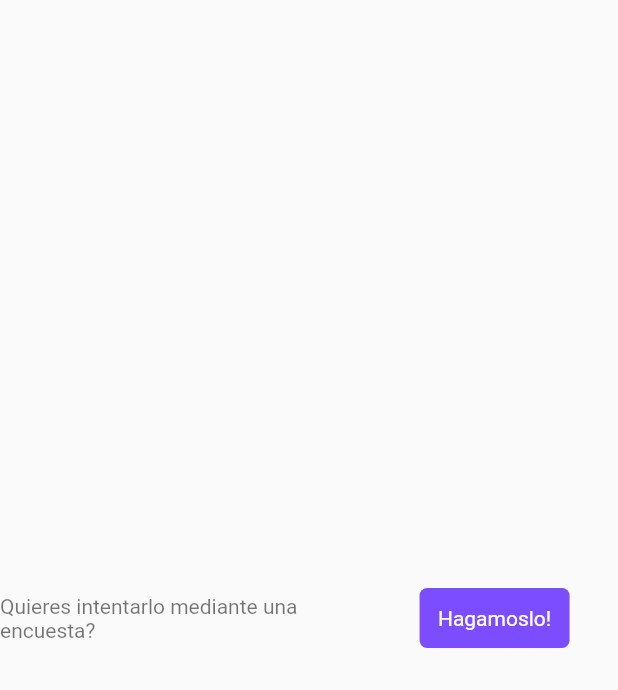
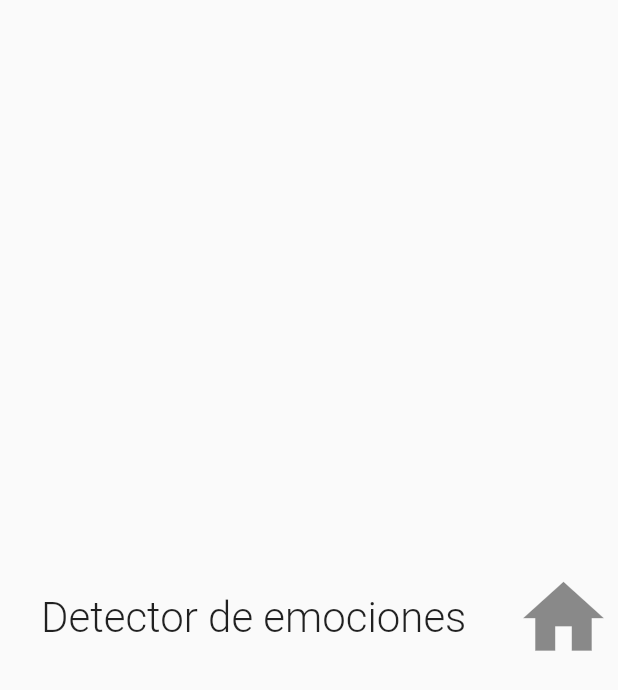
Before and after one commit to Alvardud/machine_learning_proyect_IO2019, a Flutter app: the BotonEncuesta widget shown alone on an empty page, opened directly, on a phone screen of 412 x 824 dp. Shown: the top 690 px of the screen. Run offline on Flutter 3.47's test engine with Material 2 defaults, Android fonts, the phone set to English and light mode, and no system bars; our stand-ins replace image_picker.

Commit message:
update files

```diff
--- a/demo/lib/settings/cadenas.dart
+++ b/demo/lib/settings/cadenas.dart
@@ -1,5 +1,5 @@
 const String titulo = 'Detector de emociones';
-const String textoEncuesta = "Quieres intentarlo mediante una encuesta?";
-const String foto = 'tomar una foto';
-const String encuesta = 'realizar una encuesta';
+const String textoEncuesta = "Encuesta";
+const String foto = 'Camara';
+const String encuesta = 'Encuesta';
 const String botonEncuesta = "Hagamoslo!";
--- a/demo/lib/widgets/bottom.dart
+++ b/demo/lib/widgets/bottom.dart
@@ -20,18 +20,11 @@ class Bottom extends StatelessWidget {
 }
 
 class BotonEncuesta extends StatelessWidget {
-  Widget boton() {
-    return Container(
-      margin: EdgeInsets.only(left: 12.0),
-      width: 100.0,
-      height: 40.0,
-      decoration: BoxDecoration(
-          borderRadius: BorderRadius.circular(5.0), color: colores.accent),
-      child: Center(
-          child: Text(
-        cadenas.botonEncuesta,
-        style: TextStyle(color: colores.blanco),
-      )),
+  Widget IconButton() {
+    return new Icon(
+      Icons.home,
+      size: 65.0,
+      color: Colors.black45,
     );
   }
 
@@ -42,14 +35,15 @@ class BotonEncuesta extends StatelessWidget {
         mainAxisAlignment: MainAxisAlignment.center,
         children: <Widget>[
           Flexible(
-            flex: 4,
+            flex: 14,
             child: Center(
               child: Padding(
-                padding: const EdgeInsets.only(right: 8.0),
+                padding: const EdgeInsets.only(right: 1.0),
                 child: const Text(
-                  cadenas.textoEncuesta,
+                  cadenas.titulo,
                   style: TextStyle(
-                    color: colores.textoPlano,
+                    fontSize: 28.0,
+                    fontWeight: FontWeight.w300
                   ),
                 ),
               ),
@@ -58,8 +52,8 @@ class BotonEncuesta extends StatelessWidget {
           Flexible(
             flex: 3,
             child: Center(
-                child: InkWell(
-              child: boton(),
+              child: InkWell(
+              child: IconButton(),
               onTap: () {
                 //TODO: llevarme a las encuestas
               },
```
Also changed, not shown: demo/lib/widgets/custom.dart (+20 -10 lines), demo/assets/smile.png (added), demo/pubspec.lock, 14 other files.
